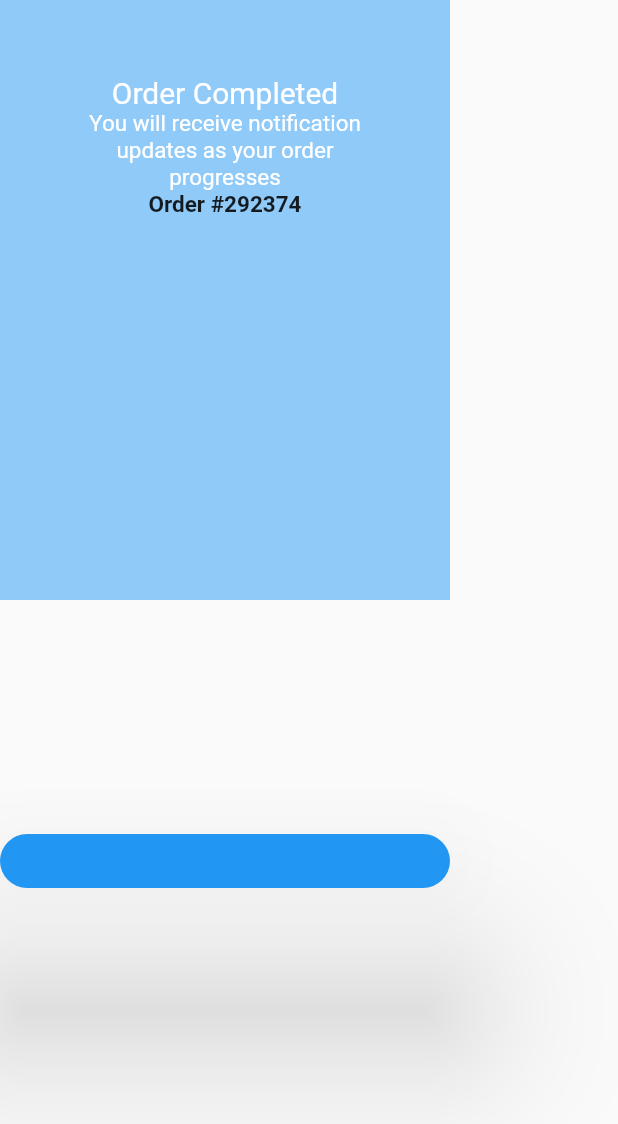
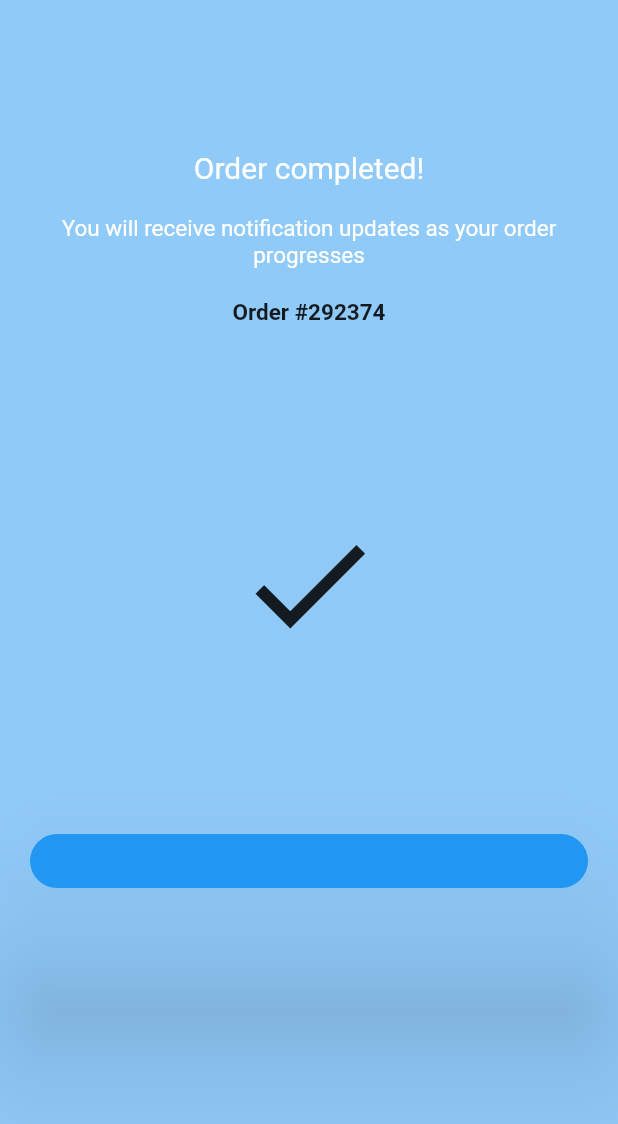
Before and after one commit to aimanuslim/Gas2Go, a Flutter app: the CustomerOrderComplete screen opened directly, on a phone screen of 412 x 824 dp. Shown: the top 1124 px of the screen. Run offline on Flutter 3.47's test engine with Material 2 defaults, Android fonts, the phone set to English and light mode, and no system bars; our stand-ins replace font_awesome_flutter, intro_slider.

Commit message:
fixed order completed page

```diff
--- a/lib/customer_screens.dart
+++ b/lib/customer_screens.dart
@@ -1228,28 +1228,35 @@ class CustomerOrderState extends State<CustomerOrderPage> {
 class CustomerOrderComplete extends StatelessWidget {
   @override
   Widget build(BuildContext context) {
-    return new Container(
-      height: 400.0,
-      width: 300.0,
-      decoration: BoxDecoration(color: Theme.of(context).backgroundColor),
+    return Scaffold(
+      body: Container(
+        color: Theme.of(context).backgroundColor,
         child: new Column(
             children: <Widget>[
               new Container(
-            height: 550.0,
-            width: 300.0,
-            padding: EdgeInsets.all(50.0),
+                height: 250.0,
+                width: MediaQuery.of(context).size.width,
+                padding: EdgeInsets.fromLTRB(10.0, 100.0, 10.0, 0.0),
                 child: new Column(children: <Widget>[
-              new Text(
-                "Order Completed",
+                  Container(
+                    //padding: EdgeInsets.all(20.0),
+                    child: new Text(
+                      "Order completed!",
                       textAlign: TextAlign.center,
                       style: new TextStyle(fontSize: 20.0, color: Colors.white),
                     ),
-              new Text(
+                  ),
+                  Container(
+                    padding: EdgeInsets.all(20.0),
+                    child: new Text(
                       "You will receive notification updates as your order progresses",
                       textAlign: TextAlign.center,
                       style: new TextStyle(fontSize: 15.0, color: Colors.white),
                     ),
-              new Text(
+                  ),
+
+                  Container(
+                    child: new Text(
                       "Order #292374",
                       textAlign: TextAlign.center,
                       style: new TextStyle(
@@ -1257,11 +1264,25 @@ class CustomerOrderComplete extends StatelessWidget {
                         fontWeight: FontWeight.bold,
                       ),
                     ),
-            ]), //to be made a var
-          ),
+                  ), //to be made a var
+                ]),
+              ),
+
+
+              Container(
+                width: MediaQuery.of(context).size.width,
+                height: 280.0,
+                child: new Icon(
+                  Icons.check,
+                  size: 100.0,
+                ),
+
+              ),
+
               //new Image(image: null,), //to add image
 
               Container(
+                padding: EdgeInsets.all(20.0),
                 width: MediaQuery.of(context).size.width,
                 child: new RaisedButton(
                   child: Text("Home",
@@ -1279,6 +1300,7 @@ class CustomerOrderComplete extends StatelessWidget {
                 ),
               )
             ],
+        ),
       ),
     );
   }
```
Lines whose indentation alone changed are shown as unchanged.
